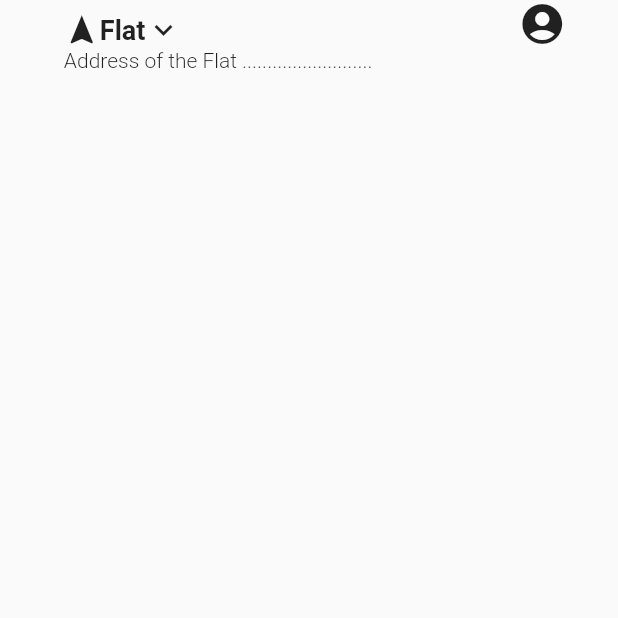
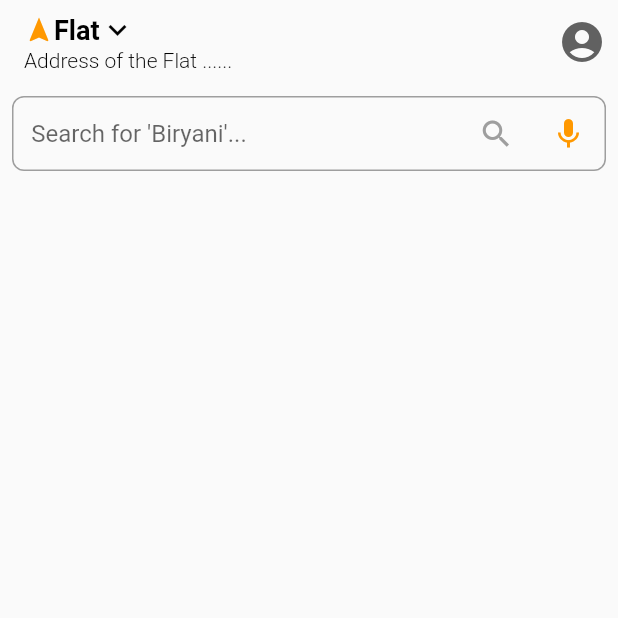
Before and after one commit to himanshu-dxm/UI-Clones, a Flutter app: the screen it shows after launch, on a phone screen of 412 x 824 dp, the top half of it. Run offline on Flutter 3.47's test engine with Material 2 defaults, Android fonts, the phone set to English and light mode, and no system bars.

Commit message:
Completed app bar and search

```diff
--- a/lib/Swiggy/screens/home.dart
+++ b/lib/Swiggy/screens/home.dart
@@ -7,32 +7,27 @@ class HomeScreen extends StatelessWidget {
   @override
   Widget build(BuildContext context) {
     return Scaffold(
-      extendBodyBehindAppBar: true,
+      extendBodyBehindAppBar: false,
       appBar: AppBar(
+        automaticallyImplyLeading: false,
         backgroundColor: Colors.transparent,
         elevation: 0,
         systemOverlayStyle: SystemUiOverlayStyle(
           statusBarBrightness: Brightness.dark
         ),
-      ),
-      body: Column(
-        children: [
-          Align(
-            alignment: Alignment.topCenter,
-            child: Row(
-              mainAxisAlignment: MainAxisAlignment.spaceEvenly,
-              crossAxisAlignment: CrossAxisAlignment.start,
+        title: Row(
           children: [
             Container(
-                  padding: EdgeInsets.all(8),
               child: Column(
-                    // mainAxisAlignment: MainAxisAlignment.center,
+                mainAxisAlignment: MainAxisAlignment.start,
+                mainAxisSize: MainAxisSize.min,
                 crossAxisAlignment: CrossAxisAlignment.start,
                 children: [
                   Row(
-                        mainAxisAlignment: MainAxisAlignment.start,
-                        children: [
-                          Icon(Icons.navigation),
+                    children: const [
+                      Icon(Icons.navigation,
+                      color: Colors.orange,
+                      size: 20),
                       Text(
                         'Flat',
                         style: TextStyle(
@@ -44,24 +39,72 @@ class HomeScreen extends StatelessWidget {
                     ],
                   ),
                   Text(
-                        'Address of the Flat ..........................',
+                    'Address of the Flat ......',
+                    overflow: TextOverflow.ellipsis,
+                    maxLines: 1,
                     style: TextStyle(
-                          fontWeight: FontWeight.w300
+                        fontWeight: FontWeight.w300,
+                      fontSize: 14
                     ),
                   )
                 ],
               ),
+            )
+          ],
         ),
-                SizedBox(width: 20,),
-                Icon(
-                    Icons.account_circle,
-                  size: 32,
+        actions: [
+          IconButton(onPressed: (){}, icon: Icon(Icons.account_circle,size: 32,color: Colors.grey.shade700,))
+        ],
+      ),
+      body: SingleChildScrollView(
+        child: Column(
+          children: [
+            Container(
+              child: Row(
+                children: [
+                  Expanded(
+                      child: Container(
+                        margin: EdgeInsets.all(8),
+                        decoration: BoxDecoration(
+                          borderRadius: BorderRadius.circular(8.0),
+                          border: Border.all(color: Colors.grey)
+                        ),
+                        child: Row(
+                          children: [
+                            Expanded(
+                                child: TextField(
+                              decoration: InputDecoration(
+                                hintText: '   Search for \'Biryani\'...',
+                                border: InputBorder.none
+                              ),
+                            )
+                            ),
+                            IconButton(
+                                onPressed: (){},
+                                icon: Icon(
+                                  Icons.search,
+                                  color: Colors.grey,
+                                ),
+                            ),
+                            VerticalDivider(
+                              color: Colors.grey,
+                              width: 0.1,
+                              thickness: 4,
+                            ),
+                            IconButton(
+                                onPressed: (){},
+                                icon: Icon(Icons.mic,color: Colors.orange,)
+                            )
+                          ],
+                        ),
+                      )
                   )
                 ],
               ),
             ),
           ],
         ),
+      ),
     );
   }
 }
```
Lines whose indentation alone changed are shown as unchanged.
